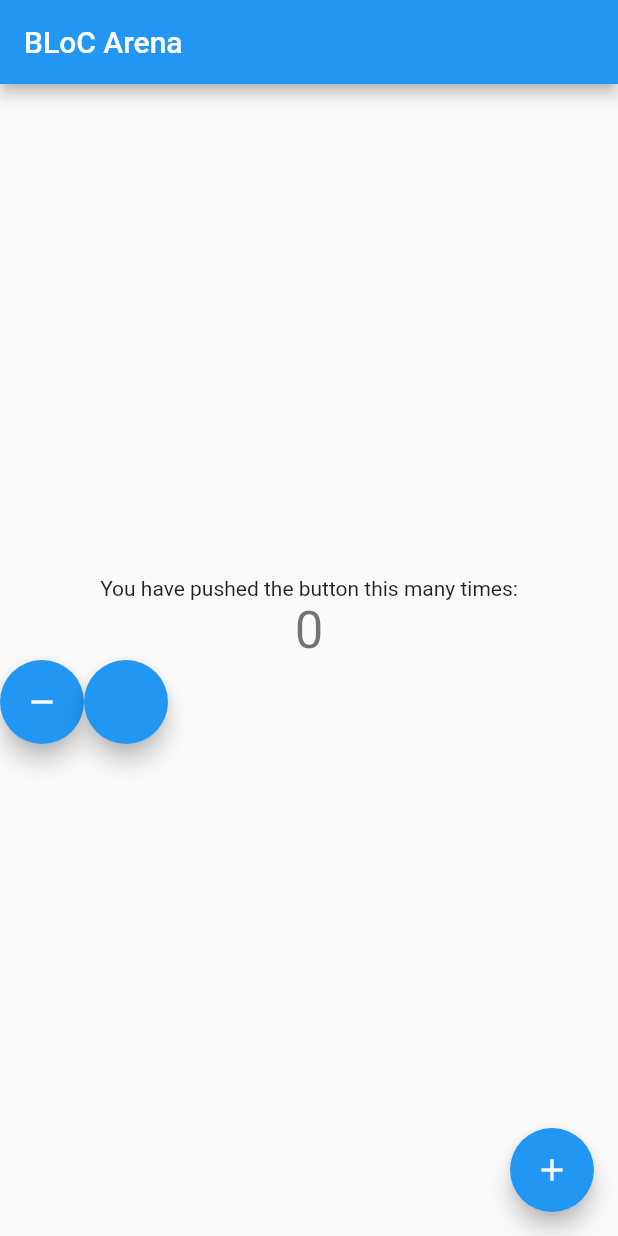
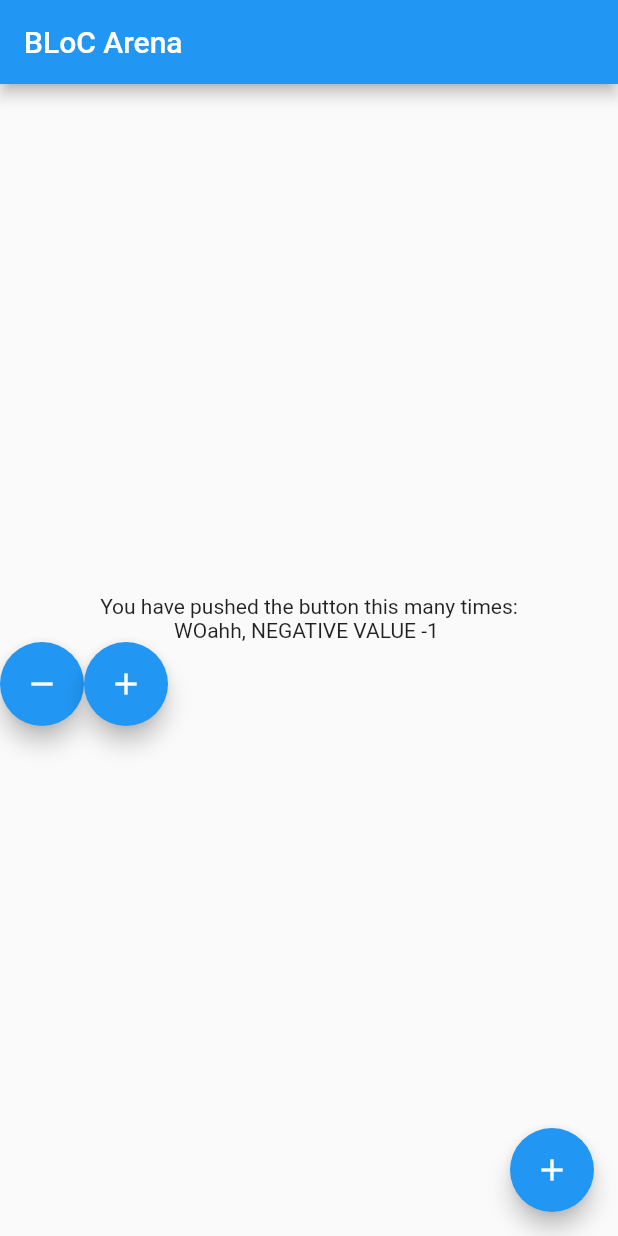
Before and after one commit to walidwazini/Flutter-LearningBLoC, a Flutter app: the screen it shows after launch, after a tap on the "remove" icon, on a phone screen of 412 x 824 dp. Run offline on Flutter 3.47's test engine with Material 2 defaults, Android fonts, the phone set to English and light mode, and no system bars; our stand-ins replace bloc, flutter_bloc.

```diff
--- a/lib/main.dart
+++ b/lib/main.dart
@@ -55,22 +55,33 @@ class _MyHomePageState extends State<MyHomePage> {
           mainAxisAlignment: MainAxisAlignment.center,
           children: <Widget>[
             Text('You have pushed the button this many times:',),
-            Text('$_counter',
-              style: Theme.of(context).textTheme.headline4,
+            BlocBuilder<CounterCubit, CounterState>(
+              builder: (context, state) {
+                if(state.counterValue < 0){
+                  return Text('WOahh, NEGATIVE VALUE ${state.counterValue.toString()} ');
+                }
+                return Text( state.counterValue.toString(),
+                  style: Theme
+                      .of(context)
+                      .textTheme
+                      .headline4,
+                );
+              },
             ),
-            Row( children: [
+            Row(children: [
               FloatingActionButton(
-                onPressed: (){
+                onPressed: () {
                   BlocProvider.of<CounterCubit>(context).decrement();
                 },
                 tooltip: 'Decrement',
                 child: Icon(Icons.remove),
               ),
               FloatingActionButton(
-                  onPressed: (){
-                    BlocProvider.of<CounterCubit>(context).increment();
-                  },
+                onPressed: () {
+                  BlocProvider.of<CounterCubit>(context).increment();
+                },
                 tooltip: 'Increment',
+                child: Icon(Icons.add),
               )
             ],)
           ],
```
